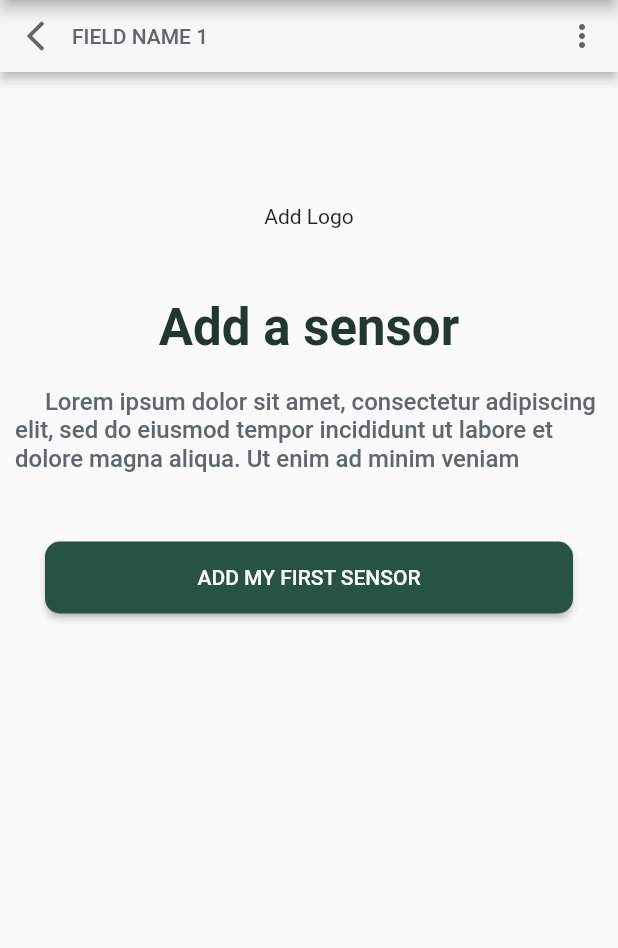
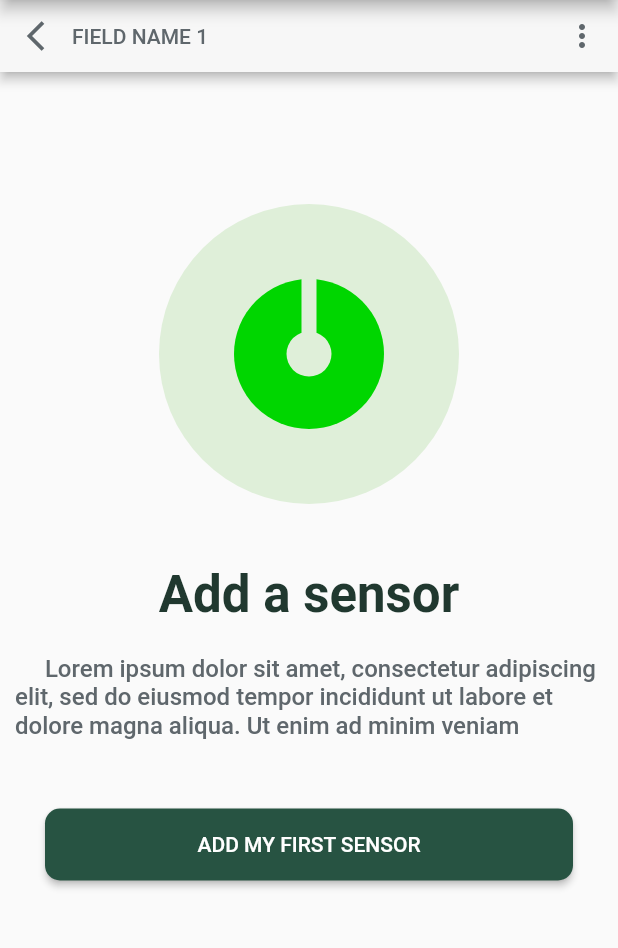
Before and after one commit to Temesgenzewude/Farm_Advisor_Android, a Flutter app: the AddField screen opened by its route, on a phone screen of 412 x 824 dp, the part 90-1038 px from its top. Run offline on Flutter 3.47's test engine with Material 2 defaults, Android fonts, the phone set to English and light mode, and no system bars; our stand-ins replace get, google_fonts, google_maps_flutter, smooth_page_indicator, syncfusion_flutter_charts; missing offline and left inert: fl_country_code_picker, qr_code_scanner.

Commit message:
code clean up

```diff
--- a/lib/presentation/dashboard/reset_sensors.dart
+++ b/lib/presentation/dashboard/reset_sensors.dart
@@ -149,6 +149,7 @@ class _ResetGDDState extends State<ResetGDD> {
                 Text(
                   "10 July 2021",
                   style: GoogleFonts.roboto(
+
                     fontSize: 16,
                     fontWeight: FontWeight.w400,
                     fontStyle: FontStyle.normal,
--- a/lib/presentation/dashboard/statistics_one_.dart
+++ b/lib/presentation/dashboard/statistics_one_.dart
@@ -303,6 +303,7 @@ class _StatisticsOneState extends State<StatisticsOne> {
                                           MainAxisAlignment.spaceBetween,
                                       children: [
                                         Stack(
+
                                             alignment:
                                                 AlignmentDirectional.center,
                                             children: [
--- a/lib/presentation/firstTimeUser/welcome.dart
+++ b/lib/presentation/firstTimeUser/welcome.dart
@@ -55,6 +55,8 @@ class _WelcomeState extends State<Welcome> {
                 context,
                 MaterialPageRoute(builder: (context) => NewFarm()),
               );
+
+
             },
           )
         ],
--- a/lib/presentation/onboarding/signup.dart
+++ b/lib/presentation/onboarding/signup.dart
@@ -1,7 +1,6 @@
 import 'package:fl_country_code_picker/fl_country_code_picker.dart';
 import 'package:flutter/material.dart';
-import 'package:flutter/rendering.dart';
-
+import 'package:get/get.dart';
 
 class SignUp extends StatefulWidget {
   const SignUp({super.key});
@@ -66,7 +65,7 @@ class SignUpState extends State<SignUp> {
                     _formKey.currentState?.validate();
                   },
                   decoration: InputDecoration(
-                      labelText: "Enter phone number",
+                      hintText: "Enter you phone number",
                       prefixIcon: Container(
                         padding:
                             EdgeInsets.symmetric(horizontal: 15, vertical: 6),
@@ -130,6 +129,7 @@ class SignUpState extends State<SignUp> {
       bottomNavigationBar: BottomAppBar(
         child: InkWell(
           onTap: () {
+            Get.toNamed("phone-verification");
             // print("clicked");
           },
           child: Container(
--- /dev/null
+++ b/lib/presentation/reusable_widgets/large_app_logo.dart
@@ -0,0 +1,36 @@
+import 'package:flutter/material.dart';
+
+class LargeAppLogo extends StatelessWidget {
+  const LargeAppLogo({
+    Key? key,
+  }) : super(key: key);
+
+  @override
+  Widget build(BuildContext context) {
+    return Stack(
+      children: <Widget>[
+        CircleAvatar(
+          radius: 100,
+          backgroundColor: Color(0xFFDFEFD9),
+          child: CircleAvatar(
+            backgroundColor: Color(0xFF00D600),
+            radius: 50,
+            child: CircleAvatar(
+              backgroundColor: Color(0xFFDFEFD9),
+              radius: 15,
+            ),
+          ),
+        ),
+        Positioned(
+          top: 30,
+          left: 95,
+          child: Container(
+            color: Color(0xFFDFEFD9),
+            width: 10,
+            height: 71,
+          ),
+        )
+      ],
+    );
+  }
+}
--- a/lib/presentation/sensors/add_sensor.dart
+++ b/lib/presentation/sensors/add_sensor.dart
@@ -1,16 +1,18 @@
 import 'package:agino_client/presentation/reusable_widgets/dashboard_custome_appbar.dart';
+import 'package:agino_client/presentation/reusable_widgets/large_app_logo.dart';
 import 'package:flutter/material.dart';
 import 'package:get/get.dart';
 
 class AddField extends StatelessWidget {
   const AddField({super.key});
 
-
   @override
   Widget build(BuildContext context) {
     return Scaffold(
         appBar: DashBoardCustomAppBar(),
         body: SingleChildScrollView(
+          child: Container(
+            margin: const EdgeInsets.only(bottom: 100),
             child: Column(
               children: [
                 Material(
@@ -50,8 +52,9 @@ class AddField extends StatelessWidget {
                     //           image: AssetImage("assets/sensor2.png"),
                     //           fit: BoxFit.cover),
                     //     )),
-                  Text("Add Logo"),
-                  const SizedBox(height: 46),
+                    LargeAppLogo(),
+
+                    const SizedBox(height: 40),
                     const Text("Add a sensor",
                         style: TextStyle(
                             fontSize: 34,
@@ -89,6 +92,7 @@ class AddField extends StatelessWidget {
                 )
               ],
             ),
+          ),
         ));
   }
 }
--- a/lib/presentation/sensors/components/Field_tile.dart
+++ b/lib/presentation/sensors/components/Field_tile.dart
@@ -26,7 +26,7 @@ class FieldTile extends StatelessWidget {
             ListTile(
               leading: const CircleAvatar(
                 backgroundImage: AssetImage(
-                  "assets/sensor2.png",
+                  "assets/images/farm.png",
                 ),
                 radius: 33,
               ),
--- a/lib/routes_helper/routes_helpers.dart
+++ b/lib/routes_helper/routes_helpers.dart
@@ -6,6 +6,8 @@ import 'package:agino_client/presentation/onboarding/signup.dart';
 import 'package:agino_client/presentation/onboarding/termsandconditions.dart';
 import 'package:agino_client/presentation/onboarding/verefication.dart';
 import 'package:agino_client/presentation/sensors/add_sensor.dart';
+import 'package:agino_client/presentation/sensors/fields.dart';
+import 'package:agino_client/presentation/sensors/new_sensor.dart';
 import 'package:get/get.dart';
 
 class RouteHelper {
@@ -17,12 +19,15 @@ class RouteHelper {
   static const String terms = "/terms";
   static const String verification = "/phone-verification";
 
+
   static const String signup = "/signup";
   static const String login = "/login";
   static const String logout = "/logout";
 
   static const String profilePage = '/profile';
+  static const String sensorPage = '/sensor';
   static const String addSensorPage = '/add-sensor';
+  static const String fieldsPage = '/fields';
 
   static getInitial() => '$initial';
   static LoginPage() => '$login';
@@ -40,6 +45,8 @@ class RouteHelper {
   static String getTermsPage() => '$terms';
   static String getPhoneVerificationPage() => '$verification';
   static String getAddSensorPage() => '$addSensorPage';
+  static String getSensorPage() => '$sensorPage';
+  static String getFieldsPage() => '$fieldsPage';
 
   static List<GetPage> routes = [
     GetPage(name: initial, page: () => MyHomePage()),
@@ -61,6 +68,12 @@ class RouteHelper {
     GetPage(name: resetGDD, page: (() => ResetGDD())),
     GetPage(name: terms, page: (() => Terms())),
     GetPage(name: verification, page: (() => Verefication())),
-    GetPage(name: addSensorPage, page: (() => AddField())),
+    GetPage(name: sensorPage, page: (() => AddField())),
+    GetPage(name: addSensorPage, page: (() => NewField())),
+    GetPage(
+        name: fieldsPage,
+        page: () {
+          return Fields();
+        }),
   ];
 }
```
Also changed, not shown: lib/presentation/onboarding/home.dart (+9 -27 lines), lib/presentation/onboarding/verefication.dart (+7 -12 lines), lib/presentation/sensors/fields.dart (+27 -27 lines). Lines whose indentation alone changed are shown as unchanged.
